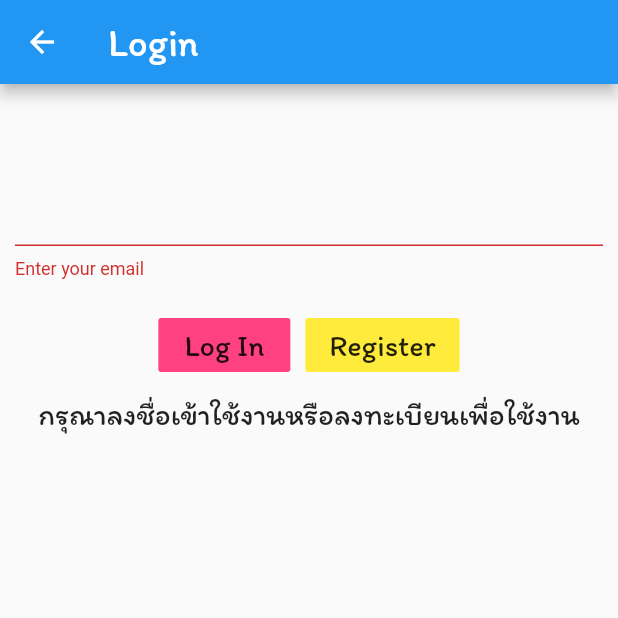
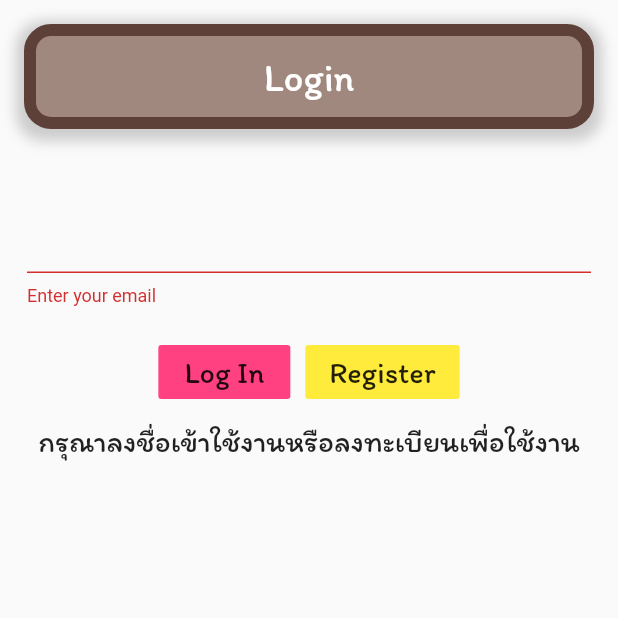
Before and after one commit to likit/nursey_app_flutter, a Flutter app: the LoginScreen screen opened directly, after a tap on "Log In", on a phone screen of 412 x 824 dp, the top half of it. Run offline on Flutter 3.47's test engine with Material 2 defaults, Android fonts, the phone set to English and light mode, and no system bars; our stand-ins replace firebase_auth, firebase_core; accounts and stored records are empty.

Commit message:
updated the login screen
added firebase app initialization

added a login method for the login screen

```diff
--- a/app/lib/constants.dart
+++ b/app/lib/constants.dart
@@ -9,4 +9,5 @@ const TextStyle kAppTextStyle = TextStyle(
 const TextStyle kAppTitleTextStyle = TextStyle(
   fontFamily: 'Itim',
   fontSize: 26.0,
+  color: Colors.white,
 );
--- a/app/lib/login_screen.dart
+++ b/app/lib/login_screen.dart
@@ -1,38 +1,72 @@
 import 'package:flutter/material.dart';
+import 'widgets/themedContainer.dart';
 import 'constants.dart';
+import 'package:firebase_auth/firebase_auth.dart';
 
 class LoginScreen extends StatelessWidget {
+
+  final FirebaseAuth auth = FirebaseAuth.instance;
+
   @override
   Widget build(BuildContext context) {
     return Scaffold(
-      appBar: AppBar(
-        title: Text('Login', style: kAppTitleTextStyle,),
-      ),
-      body: Center(
+      body: SafeArea(
+        child: Padding(
+          padding: const EdgeInsets.all(8.0),
           child: Column(
             mainAxisAlignment: MainAxisAlignment.start,
             children: [
+              ThemedContainer(
+                height: 70,
+                child: Text('Login', style: kAppTitleTextStyle,),
+              ),
               SizedBox(
-              height: 50.0,
+                height: 30.0,
               ),
-            LoginForm(),
-            Text('กรุณาลงชื่อเข้าใช้งานหรือลงทะเบียนเพื่อใช้งาน', style: kAppTextStyle,)
+              LoginForm(
+                signInMethod: logIn,
+              ),
+              Text(
+                'กรุณาลงชื่อเข้าใช้งานหรือลงทะเบียนเพื่อใช้งาน',
+                style: kAppTextStyle,
+              )
             ],
+          ),
         ),
       ),
     );
   }
+
+  void logIn() async {
+    try {
+      UserCredential userCredential = await FirebaseAuth.instance.signInWithEmailAndPassword(
+        email: "donsanova@gmail.com",
+        password: "genius01",
+      );
+    } on FirebaseAuthException catch (e) {
+      if (e.code == 'user-not-found') {
+        print('No user found for that email.');
+      } else if (e.code == 'wrong-password') {
+        print('Wrong password provided for that user.');
+      }
+    }
+  }
 }
 
+class LoginForm extends StatefulWidget {
+  final Function signInMethod;
 
-class LoginForm extends StatefulWidget {
+  const LoginForm({Key key, this.signInMethod}) : super(key: key);
   @override
-  _LoginFormState createState() => _LoginFormState();
+  _LoginFormState createState() => _LoginFormState(signInMethod: signInMethod);
 }
 
 class _LoginFormState extends State<LoginForm> {
+  final _formKey = GlobalKey<FormState>();
+  final Function signInMethod;
 
-  final _formKey = GlobalKey<FormState>();
+  _LoginFormState({this.signInMethod});
+
   @override
   Widget build(BuildContext context) {
     return Padding(
@@ -61,9 +95,25 @@ class _LoginFormState extends State<LoginForm> {
                     'Log In',
                     style: kAppTextStyle,
                   ),
-                  onPressed: () {
+                  onPressed: () async {
                     if (_formKey.currentState.validate()) {
-                      print('Logged in.');
+                      print('Valid email');
+                      try {
+                        UserCredential userCredential = await FirebaseAuth.instance.signInWithEmailAndPassword(
+                          email: "donsanova@gmail.com",
+                          password: "genius01",
+                        );
+                        print('You have just logged in');
+                        print(userCredential.user);
+                      } on FirebaseAuthException catch (e) {
+                        if (e.code == 'user-not-found') {
+                          print('No user found for that email.');
+                        } else if (e.code == 'wrong-password') {
+                          print('Wrong password provided for that user.');
+                        } else {
+                          print(e.code);
+                        }
+                      }
                     } else {
                       print('Invalid email address.');
                     }
--- a/app/pubspec.yaml
+++ b/app/pubspec.yaml
@@ -28,7 +28,8 @@ dependencies:
   # The following adds the Cupertino Icons font to your application.
   # Use with the CupertinoIcons class for iOS style icons.
   cupertino_icons: ^1.0.1
-  bonfire: ^0.8.3
+  firebase_core: "0.7.0"
+  firebase_auth: "^0.20.0+1"
 
 dev_dependencies:
   flutter_test:
```
Also changed, not shown: app/lib/main.dart (+7 -3 lines), app/pubspec.lock, 1 other file. Lines whose indentation alone changed are shown as unchanged.
